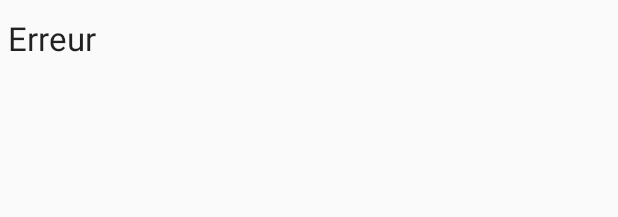
After one commit to alistarle/projet-TER-M1-1, an Android app: the layout error.xml on its own in the app's theme, with its tools: preview values and no code run, on a phone screen of 412 x 824 dp. The commit adds this screen. Shown: the top 217 px of the screen. Run offline under Robolectric (Android 15) with nearby library versions, the phone set to English and light mode, and no system bars; network calls fail.

Commit message:
erreur layout + debut couleur

```diff
--- /dev/null
+++ b/Android/app/src/main/res/layout/error.xml
@@ -0,0 +1,23 @@
+<?xml version="1.0" encoding="utf-8"?>
+<LinearLayout xmlns:android="http://schemas.android.com/apk/res/android"
+    android:orientation="vertical" android:layout_width="match_parent"
+    android:layout_height="match_parent">
+
+    <TextView
+        android:id="@+id/txtView"
+        android:layout_width="wrap_content"
+        android:layout_height="wrap_content"
+        android:layout_marginTop="5sp"
+        android:text="Erreur"
+        android:textAppearance="?android:attr/textAppearanceLarge"
+        android:padding="5dp"/>
+    <TextView
+        android:id="@+id/textError"
+        android:layout_width="wrap_content"
+        android:layout_height="wrap_content"
+        android:text=""
+        android:textAppearance="?android:attr/textAppearanceMedium"
+        android:padding="10dp"/>
+
+
+</LinearLayout>
```
Also changed, not shown: Android/app/src/main/java/com/example/vladimirkarassouloff/projetter/myelementsstring/ElementString.java (+8 -3 lines), Android/app/src/main/java/com/example/vladimirkarassouloff/projetter/ui/myelementsproduction/Production.java (+31 -20 lines).
